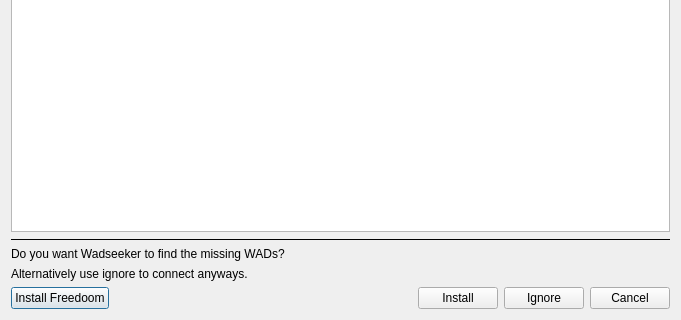
Old version of the form src/core/gui/missingwadsdialog.ui in the repository DoomseekerTeam/Doomseeker; both pictures show x 0 to 681 and y 521 to 841 of the 681 by 841 pixel window.
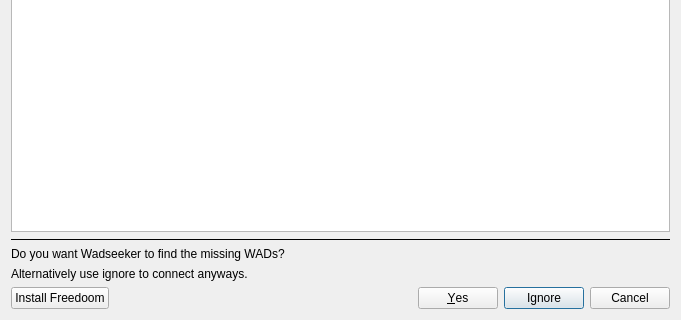
New version of the form.

Commit message:
Use QDialogButtonBox wherever applicable (#3676)
Use the standard button set in all places where the alike but custom
buttons were used already. Doing this will provide consistent theming
for dialog buttons such as "OK", "Cancel", "Close" and etc.

I've taken some leniency here and modified some of the standard "Yes"
buttons to be "Install" buttons. In themes where the "Yes" button has
an icon, this will result in this icon being displayed on those buttons.

The areas affected are: CreateServerDialog, FreedoomDialog,
IP2CUpdateBox, MapListSelector, MissingWadsDialog and
WadseekerInterface.

What changed in the file:
```diff
--- a/src/core/gui/missingwadsdialog.ui
+++ b/src/core/gui/missingwadsdialog.ui
@@ -344,48 +344,9 @@
        </widget>
       </item>
       <item>
-       <spacer name="horizontalSpacer">
-        <property name="orientation">
-         <enum>Qt::Horizontal</enum>
-        </property>
-        <property name="sizeHint" stdset="0">
-         <size>
-          <width>40</width>
-          <height>20</height>
-         </size>
-        </property>
-       </spacer>
-      </item>
-      <item>
-       <widget class="QPushButton" name="btnInstall">
-        <property name="sizePolicy">
-         <sizepolicy hsizetype="Maximum" vsizetype="Fixed">
-          <horstretch>0</horstretch>
-          <verstretch>0</verstretch>
-         </sizepolicy>
-        </property>
-        <property name="text">
-         <string>Install</string>
-        </property>
-       </widget>
-      </item>
-      <item>
-       <widget class="QPushButton" name="btnIgnore">
-        <property name="text">
-         <string>Ignore</string>
-        </property>
-       </widget>
-      </item>
-      <item>
-       <widget class="QPushButton" name="btnCancel">
-        <property name="sizePolicy">
-         <sizepolicy hsizetype="Maximum" vsizetype="Fixed">
-          <horstretch>0</horstretch>
-          <verstretch>0</verstretch>
-         </sizepolicy>
-        </property>
-        <property name="text">
-         <string>Cancel</string>
+       <widget class="QDialogButtonBox" name="buttonBox">
+        <property name="standardButtons">
+         <set>QDialogButtonBox::Cancel|QDialogButtonBox::Ignore|QDialogButtonBox::Yes</set>
         </property>
        </widget>
       </item>
```
Left out of the diff: 64 changed lines with no effect on the pictures. The commit also changes 10 other files.
